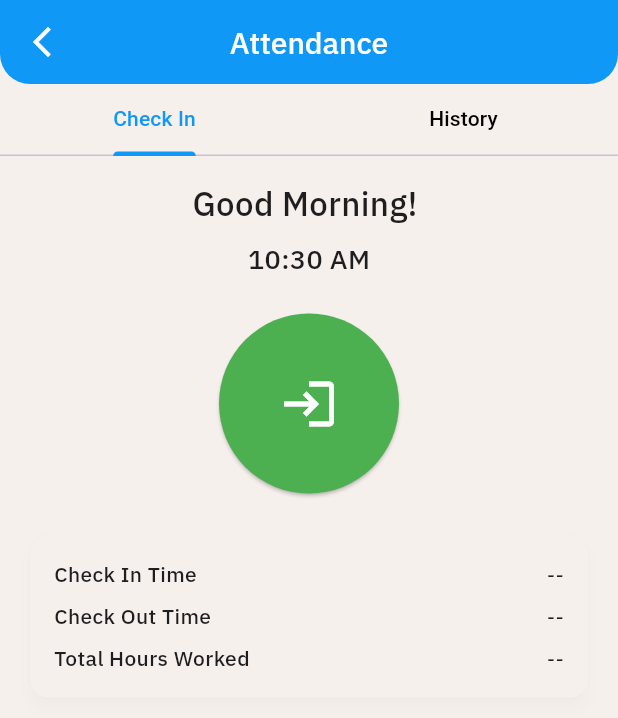
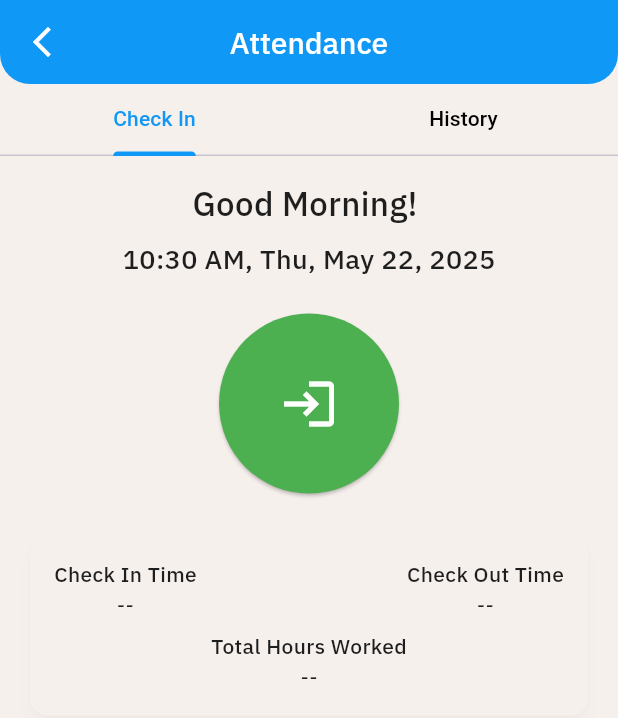
Before and after one commit to Abir-Zayn/fleek_hr, a Flutter app: the AttendenceScreen screen opened directly, on a phone screen of 412 x 824 dp. Shown: the top 718 px of the screen. Run offline on Flutter 3.47's test engine with Material 3 defaults, Android fonts, the phone set to English and light mode, and no system bars; our stand-ins replace crystal_navigation_bar, dartz, equatable, fl_chart, flutter_bloc, flutter_screenutil and 6 more.

Commit message:
update attendence widget

```diff
--- a/lib/presentation/Admin/Attendence/Screen/attendence_screen.dart
+++ b/lib/presentation/Admin/Attendence/Screen/attendence_screen.dart
@@ -145,7 +145,7 @@ class _AttendenceScreenState extends State<AttendenceScreen>
         ),
         const SizedBox(height: 8),
         AppTextstyle(
-          text: formattedTime,
+          text: "$formattedTime, $formattedDate",
           style: appStyle(
               size: 18,
               color:
@@ -157,7 +157,7 @@ class _AttendenceScreenState extends State<AttendenceScreen>
   }
 
   Widget buildInfoRow(String label, String value) {
-    return Row(
+    return Column(
       mainAxisAlignment: MainAxisAlignment.spaceBetween,
       children: [
         Text(label, style: TextStyle(fontWeight: FontWeight.w500)),
@@ -175,13 +175,20 @@ class _AttendenceScreenState extends State<AttendenceScreen>
         child: Column(
           crossAxisAlignment: CrossAxisAlignment.start,
           children: [
-            buildInfoRow("Check In Time",
-                checkInTime != null ? checkInTime!.format(context) : "--"),
+            Row(
+              mainAxisAlignment: MainAxisAlignment.spaceBetween,
+              children: [
+                buildInfoRow("Check In Time",
+                    checkInTime != null ? checkInTime!.format(context) : "--"),
+                const SizedBox(height: 8),
+                buildInfoRow("Check Out Time", "--"), // to be implemented later
+              ],
+            ),
             const SizedBox(height: 8),
-            buildInfoRow("Check Out Time", "--"), // to be implemented later
-            const SizedBox(height: 8),
-            buildInfoRow(
-                "Total Hours Worked", "--"), // can be calculated after checkout
+            Center(
+              child: buildInfoRow("Total Hours Worked",
+                  "--"), // can be calculated after checkout,
+            )
           ],
         ),
       ),
```
